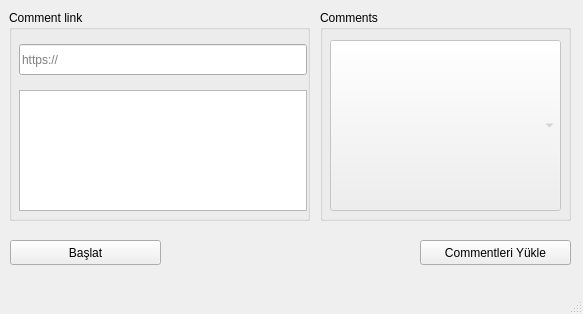
Before: the Qt Designer form ui/main.ui in ramo828/instagram-comment-liker, drawn with Qt 5.
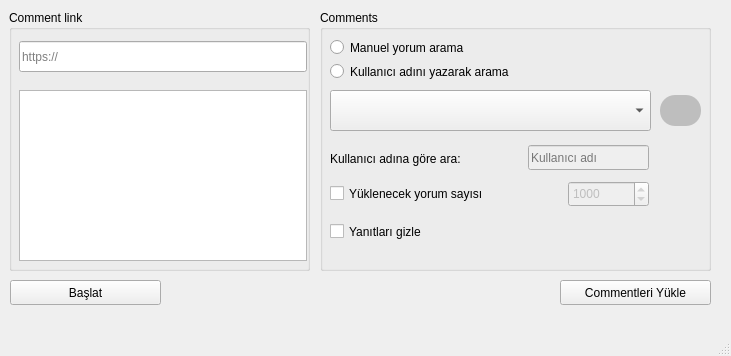
After: the same form once the commit is applied.

Patch:
```diff
--- a/ui/main.ui
+++ b/ui/main.ui
@@ -6,8 +6,8 @@
    <rect>
     <x>0</x>
     <y>0</y>
-    <width>583</width>
-    <height>314</height>
+    <width>731</width>
+    <height>356</height>
    </rect>
   </property>
   <property name="windowTitle">
@@ -19,8 +19,8 @@
      <rect>
       <x>320</x>
       <y>10</y>
-      <width>251</width>
-      <height>211</height>
+      <width>391</width>
+      <height>261</height>
      </rect>
     </property>
     <property name="title">
@@ -28,14 +28,14 @@
     </property>
     <widget class="QComboBox" name="commentsList">
      <property name="enabled">
-      <bool>false</bool>
+      <bool>true</bool>
      </property>
      <property name="geometry">
       <rect>
        <x>10</x>
-       <y>30</y>
-       <width>231</width>
-       <height>171</height>
+       <y>80</y>
+       <width>321</width>
+       <height>41</height>
       </rect>
      </property>
      <property name="editable">
@@ -51,12 +51,145 @@
       <number>0</number>
      </property>
     </widget>
+    <widget class="QLabel" name="label">
+     <property name="geometry">
+      <rect>
+       <x>10</x>
+       <y>140</y>
+       <width>171</width>
+       <height>17</height>
+      </rect>
+     </property>
+     <property name="text">
+      <string>Kullanıcı adına göre ara: </string>
+     </property>
+    </widget>
+    <widget class="QLineEdit" name="user">
+     <property name="enabled">
+      <bool>false</bool>
+     </property>
+     <property name="geometry">
+      <rect>
+       <x>208</x>
+       <y>135</y>
+       <width>121</width>
+       <height>25</height>
+      </rect>
+     </property>
+     <property name="placeholderText">
+      <string>Kullanıcı adı</string>
+     </property>
+    </widget>
+    <widget class="QSpinBox" name="limit">
+     <property name="enabled">
+      <bool>false</bool>
+     </property>
+     <property name="geometry">
+      <rect>
+       <x>248</x>
+       <y>171</y>
+       <width>81</width>
+       <height>26</height>
+      </rect>
+     </property>
+     <property name="maximum">
+      <number>10000000</number>
+     </property>
+     <property name="value">
+      <number>1000</number>
+     </property>
+    </widget>
+    <widget class="QRadioButton" name="manual">
+     <property name="geometry">
+      <rect>
+       <x>10</x>
+       <y>26</y>
+       <width>251</width>
+       <height>23</height>
+      </rect>
+     </property>
+     <property name="text">
+      <string>Manuel yorum arama</string>
+     </property>
+    </widget>
+    <widget class="QRadioButton" name="manual_text">
+     <property name="geometry">
+      <rect>
+       <x>10</x>
+       <y>50</y>
+       <width>251</width>
+       <height>23</height>
+      </rect>
+     </property>
+     <property name="text">
+      <string>Kullanıcı adını yazarak arama</string>
+     </property>
+    </widget>
+    <widget class="QLabel" name="profile_image">
+     <property name="geometry">
+      <rect>
+       <x>340</x>
+       <y>137</y>
+       <width>41</width>
+       <height>21</height>
+      </rect>
+     </property>
+     <property name="styleSheet">
+      <string notr="true">border-radius: 8px;</string>
+     </property>
+     <property name="text">
+      <string/>
+     </property>
+    </widget>
+    <widget class="QCheckBox" name="set_limit">
+     <property name="geometry">
+      <rect>
+       <x>10</x>
+       <y>172</y>
+       <width>171</width>
+       <height>23</height>
+      </rect>
+     </property>
+     <property name="text">
+      <string>Yüklenecek yorum sayısı</string>
+     </property>
+    </widget>
+    <widget class="QCheckBox" name="set_accept">
+     <property name="geometry">
+      <rect>
+       <x>10</x>
+       <y>210</y>
+       <width>161</width>
+       <height>23</height>
+      </rect>
+     </property>
+     <property name="text">
+      <string>Yanıtları gizle</string>
+     </property>
+    </widget>
+    <widget class="QLabel" name="status_label">
+     <property name="geometry">
+      <rect>
+       <x>340</x>
+       <y>85</y>
+       <width>41</width>
+       <height>31</height>
+      </rect>
+     </property>
+     <property name="styleSheet">
+      <string notr="true">background-color: rgb(190, 190, 190);
+border-radius: 15px;</string>
+     </property>
+     <property name="text">
+      <string/>
+     </property>
+    </widget>
    </widget>
    <widget class="QPushButton" name="getComments">
     <property name="geometry">
      <rect>
-      <x>420</x>
-      <y>240</y>
+      <x>560</x>
+      <y>280</y>
       <width>151</width>
       <height>25</height>
      </rect>
@@ -71,7 +204,7 @@
       <x>9</x>
       <y>10</y>
       <width>301</width>
-      <height>211</height>
+      <height>261</height>
      </rect>
     </property>
     <property name="title">
@@ -81,7 +214,7 @@
      <property name="geometry">
       <rect>
        <x>10</x>
-       <y>34</y>
+       <y>31</y>
        <width>288</width>
        <height>31</height>
       </rect>
@@ -91,21 +224,27 @@
      </property>
     </widget>
     <widget class="QPlainTextEdit" name="terminal">
+     <property name="enabled">
+      <bool>true</bool>
+     </property>
      <property name="geometry">
       <rect>
        <x>10</x>
        <y>80</y>
        <width>288</width>
-       <height>121</height>
+       <height>171</height>
       </rect>
      </property>
+     <property name="readOnly">
+      <bool>true</bool>
+     </property>
     </widget>
    </widget>
    <widget class="QPushButton" name="startLike">
     <property name="geometry">
      <rect>
       <x>10</x>
-      <y>240</y>
+      <y>280</y>
       <width>151</width>
       <height>25</height>
      </rect>
```
Left out of the diff: 4 changed lines with no effect on the pictures.
